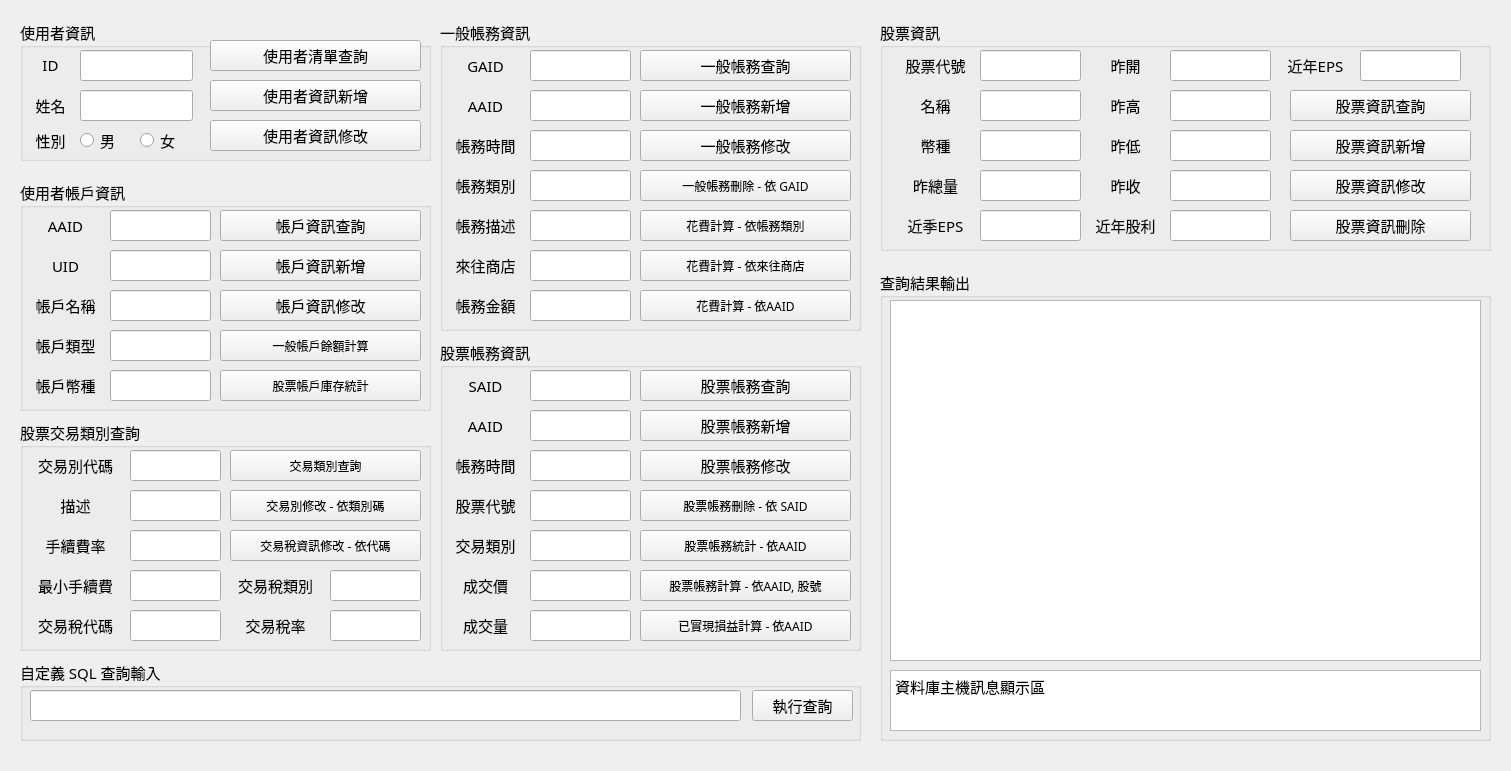
StevenChen8759/DBMS_2021_Final_Project, file accounting.ui: the form before one commit.
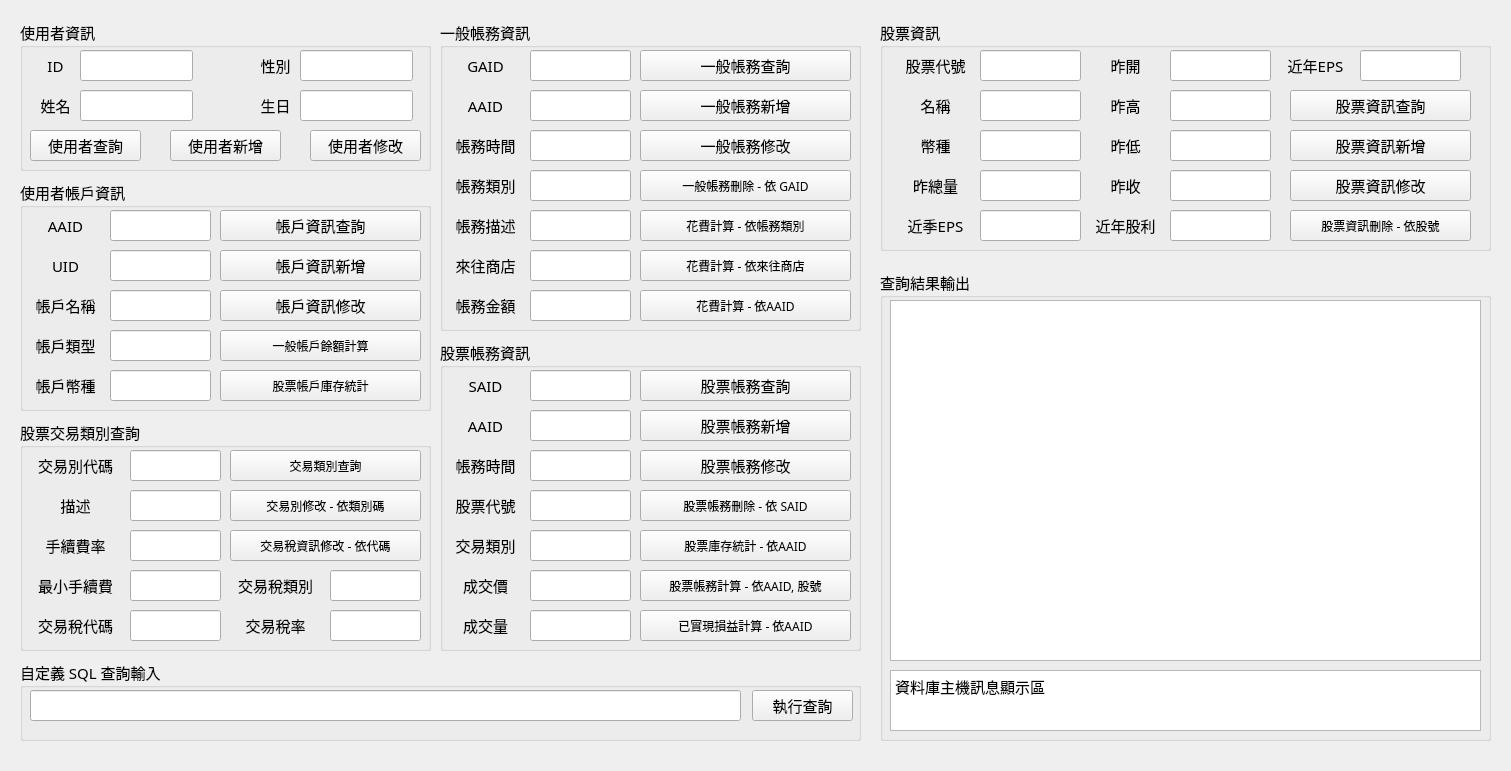
The form after the commit.

```diff
--- a/accounting.ui
+++ b/accounting.ui
@@ -29,32 +29,19 @@
       <x>20</x>
       <y>20</y>
       <width>411</width>
-      <height>141</height>
+      <height>151</height>
      </rect>
     </property>
     <property name="title">
      <string>使用者資訊</string>
     </property>
-    <widget class="QPushButton" name="pushButton_userinfo_select">
-     <property name="geometry">
-      <rect>
-       <x>190</x>
-       <y>20</y>
-       <width>211</width>
-       <height>31</height>
-      </rect>
-     </property>
-     <property name="text">
-      <string>使用者清單查詢</string>
-     </property>
-    </widget>
     <widget class="QLabel" name="label">
      <property name="geometry">
       <rect>
        <x>10</x>
-       <y>75</y>
-       <width>41</width>
-       <height>21</height>
+       <y>70</y>
+       <width>51</width>
+       <height>31</height>
       </rect>
      </property>
      <property name="text">
@@ -64,39 +51,13 @@
       <set>Qt::AlignCenter</set>
      </property>
     </widget>
-    <widget class="QRadioButton" name="radioButton_userinfo_male">
-     <property name="geometry">
-      <rect>
-       <x>60</x>
-       <y>110</y>
-       <width>51</width>
-       <height>21</height>
-      </rect>
-     </property>
-     <property name="text">
-      <string>男</string>
-     </property>
-    </widget>
-    <widget class="QRadioButton" name="radioButton_userinfo_female">
-     <property name="geometry">
-      <rect>
-       <x>120</x>
-       <y>110</y>
-       <width>51</width>
-       <height>21</height>
-      </rect>
-     </property>
-     <property name="text">
-      <string>女</string>
-     </property>
-    </widget>
     <widget class="QLabel" name="label_2">
      <property name="geometry">
       <rect>
-       <x>10</x>
-       <y>110</y>
-       <width>41</width>
-       <height>21</height>
+       <x>230</x>
+       <y>30</y>
+       <width>51</width>
+       <height>31</height>
       </rect>
      </property>
      <property name="text">
@@ -110,9 +71,9 @@
      <property name="geometry">
       <rect>
        <x>10</x>
-       <y>34</y>
-       <width>41</width>
-       <height>21</height>
+       <y>30</y>
+       <width>51</width>
+       <height>31</height>
       </rect>
      </property>
      <property name="text">
@@ -125,27 +86,27 @@
     <widget class="QPushButton" name="pushButton_userinfo_insert">
      <property name="geometry">
       <rect>
-       <x>190</x>
-       <y>60</y>
-       <width>211</width>
+       <x>150</x>
+       <y>110</y>
+       <width>111</width>
        <height>31</height>
       </rect>
      </property>
      <property name="text">
-      <string>使用者資訊新增</string>
+      <string>使用者新增</string>
      </property>
     </widget>
     <widget class="QPushButton" name="pushButton_userinfo_update">
      <property name="geometry">
       <rect>
-       <x>190</x>
-       <y>100</y>
-       <width>211</width>
+       <x>290</x>
+       <y>110</y>
+       <width>111</width>
        <height>31</height>
       </rect>
      </property>
      <property name="text">
-      <string>使用者資訊修改</string>
+      <string>使用者修改</string>
      </property>
     </widget>
     <widget class="QLineEdit" name="lineEdit_userinfo_uid">
@@ -168,6 +129,55 @@
       </rect>
      </property>
     </widget>
+    <widget class="QLineEdit" name="lineEdit_userinfo_gender">
+     <property name="geometry">
+      <rect>
+       <x>280</x>
+       <y>30</y>
+       <width>113</width>
+       <height>31</height>
+      </rect>
+     </property>
+    </widget>
+    <widget class="QPushButton" name="pushButton_userinfo_select">
+     <property name="geometry">
+      <rect>
+       <x>10</x>
+       <y>110</y>
+       <width>111</width>
+       <height>31</height>
+      </rect>
+     </property>
+     <property name="text">
+      <string>使用者查詢</string>
+     </property>
+    </widget>
+    <widget class="QLabel" name="label_44">
+     <property name="geometry">
+      <rect>
+       <x>230</x>
+       <y>70</y>
+       <width>51</width>
+       <height>31</height>
+      </rect>
+     </property>
+     <property name="text">
+      <string>生日</string>
+     </property>
+     <property name="alignment">
+      <set>Qt::AlignCenter</set>
+     </property>
+    </widget>
+    <widget class="QLineEdit" name="lineEdit_userinfo_birthday">
+     <property name="geometry">
+      <rect>
+       <x>280</x>
+       <y>70</y>
+       <width>113</width>
+       <height>31</height>
+      </rect>
+     </property>
+    </widget>
    </widget>
    <widget class="QGroupBox" name="groupBox_account_info">
     <property name="geometry">
@@ -839,7 +849,7 @@
       </font>
      </property>
      <property name="text">
-      <string>股票帳務統計 - 依AAID</string>
+      <string>股票庫存統計 - 依AAID</string>
      </property>
     </widget>
     <widget class="QPushButton" name="pushButton_21">
@@ -1683,8 +1693,13 @@
        <height>31</height>
       </rect>
      </property>
+     <property name="font">
+      <font>
+       <pointsize>9</pointsize>
+      </font>
+     </property>
      <property name="text">
-      <string>股票資訊刪除</string>
+      <string>股票資訊刪除 - 依股號</string>
      </property>
     </widget>
    </widget>
```
Left out of the diff: 20 changed lines with no effect on the pictures.
